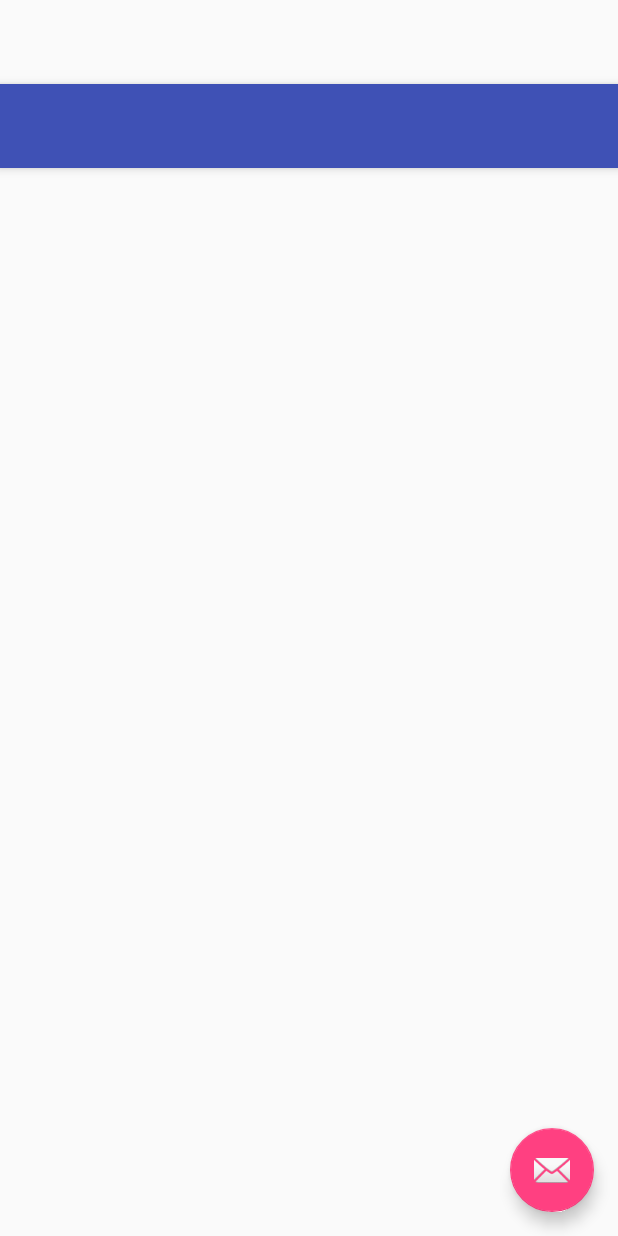
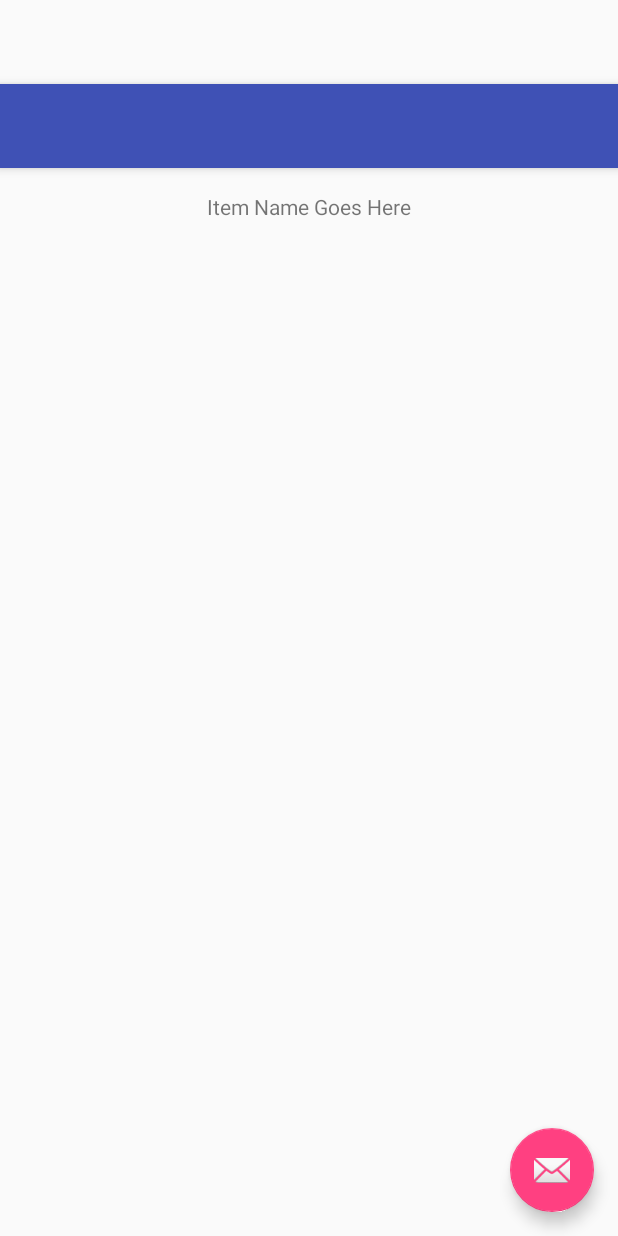
Before and after one commit to ccmxy/Island-of-the-Mermaids, an Android app: the layout activity_items_list.xml on its own in the app's theme, with its tools: preview values and no code run, on a phone screen of 412 x 824 dp. Run offline under Robolectric (Android 15) with nearby library versions, the phone set to English and light mode, and no system bars.

Commit message:
Now you can add items to list

```diff
--- a/app/src/main/java/com/example/colleenminor/theadventure/ui/MainActivity.java
+++ b/app/src/main/java/com/example/colleenminor/theadventure/ui/MainActivity.java
@@ -57,6 +57,7 @@ public class MainActivity extends AppCompatActivity {
         mTakeItem.setOnClickListener(new View.OnClickListener() {
             @Override
             public void onClick(View v) {
+
                 Item item = new Item("candlestick", mUser);
                 item.save();
             }
--- a/app/src/main/res/layout/content_items_list.xml
+++ b/app/src/main/res/layout/content_items_list.xml
@@ -9,5 +9,19 @@
     app:layout_behavior="@string/appbar_scrolling_view_behavior"
     tools:showIn="@layout/activity_items_list"
     tools:context="com.example.colleenminor.theadventure.ui.ItemsListActivity">
+    <TextView
+        android:layout_width="wrap_content"
+        android:layout_height="wrap_content"
+        android:text="Item Name Goes Here"
+        android:id="@+id/itemLabel"
+        android:layout_centerHorizontal="true"/>
 
+    <ListView
+        android:layout_width="wrap_content"
+        android:layout_height="wrap_content"
+        android:id="@+id/list"
+        android:layout_centerVertical="true"
+        android:layout_centerHorizontal="true"/>
 </RelativeLayout>
+
+    <!--android:id="@android:id/list"-->
```
Also changed, not shown: app/src/main/java/com/example/colleenminor/theadventure/models/Item.java (+8 -5 lines), app/src/main/java/com/example/colleenminor/theadventure/ui/ItemsListActivity.java (+48 -12 lines).
